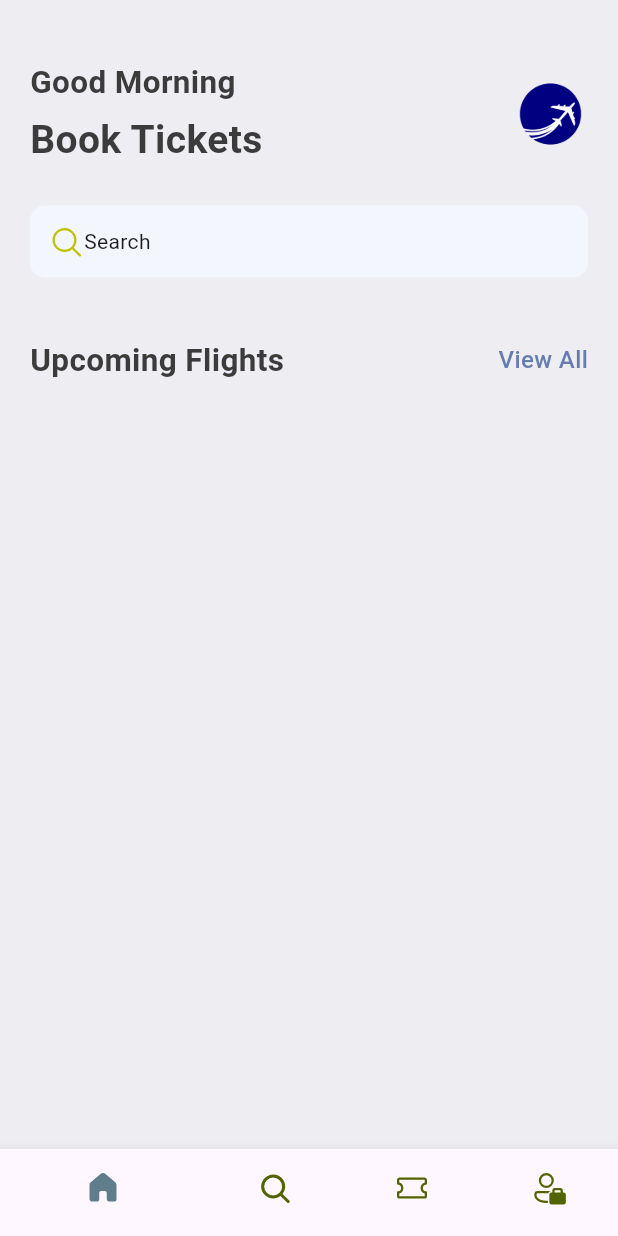
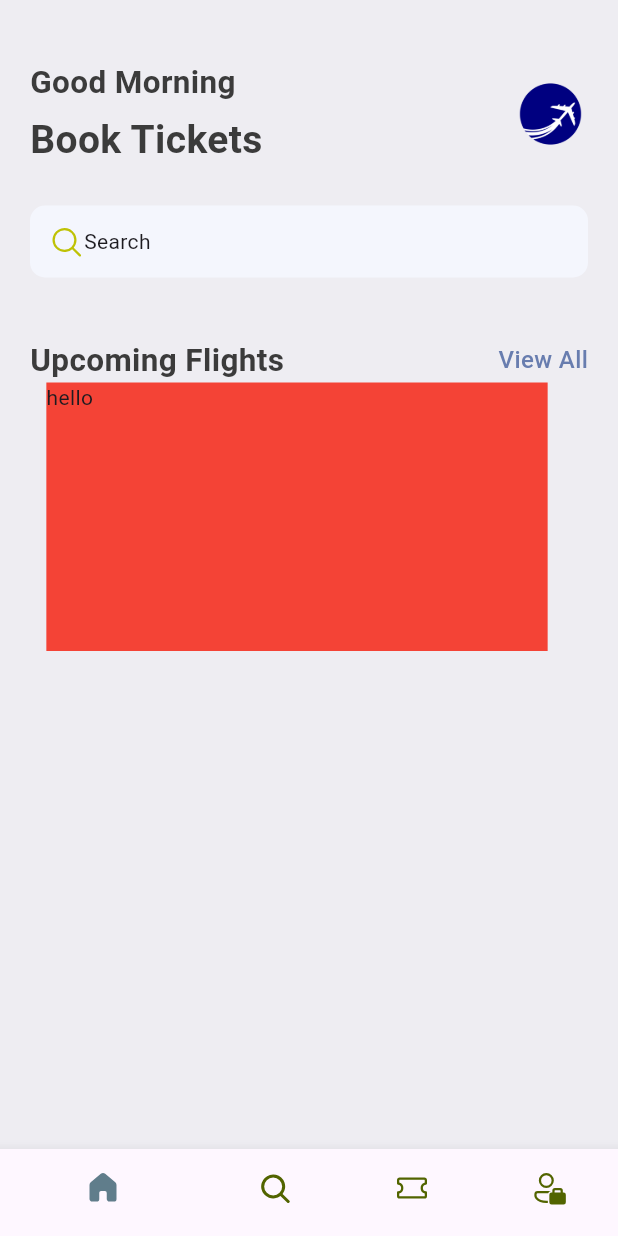
Before and after one commit to aghoneim2/fakeToGo, a Flutter app: the screen it shows after launch, on a phone screen of 412 x 824 dp. Run offline on Flutter 3.47's test engine with Material 3 defaults, Android fonts, the phone set to English and light mode, and no system bars; our stand-ins replace fluentui_icons.

Commit message:
Learning copyWith method, learning MediaQuery and dynamic sizing

```diff
--- /dev/null
+++ b/lib/components/widgets/ticket_view.dart
@@ -0,0 +1,22 @@
+import 'package:flutter/material.dart';
+
+class TicketView extends StatelessWidget {
+  const TicketView({super.key});
+
+  @override
+  Widget build(BuildContext context) {
+    final size = MediaQuery.of(context)
+        .size; //gives size of the widget relative to screen
+    return SizedBox(
+      width: size.width *
+          0.85, //take up 85% of screen; this is dynamic based on indiv device
+      height:
+          179, //usually stays fixed because height is limited for scroll (can still be dynamic)
+      child: Container(
+        margin: EdgeInsets.only(right: 16),
+        color: Colors.red,
+        child: Text("hello "),
+      ),
+    );
+  }
+}
--- a/lib/screens/home_screen.dart
+++ b/lib/screens/home_screen.dart
@@ -1,6 +1,7 @@
 import 'package:fluentui_icons/fluentui_icons.dart';
 import 'package:flutter/material.dart';
 import 'package:hello/components/widgets/app_double_text.dart';
+import 'package:hello/components/widgets/ticket_view.dart';
 
 import '../components/res/media.dart';
 import '../components/res/styles/app_styles.dart';
@@ -77,6 +78,7 @@ class HomeScreen extends StatelessWidget {
                   bigText: "Upcoming Flights",
                   smallText: "View All",
                 ),
+                TicketView(),
               ],
             ),
           ),
```
